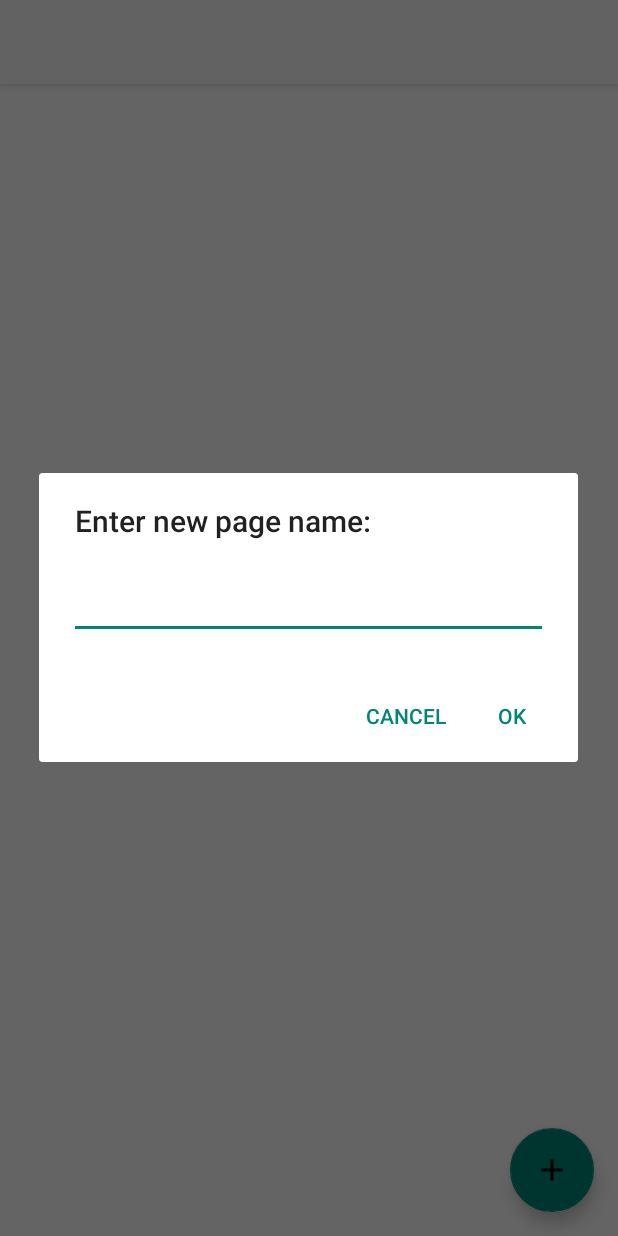
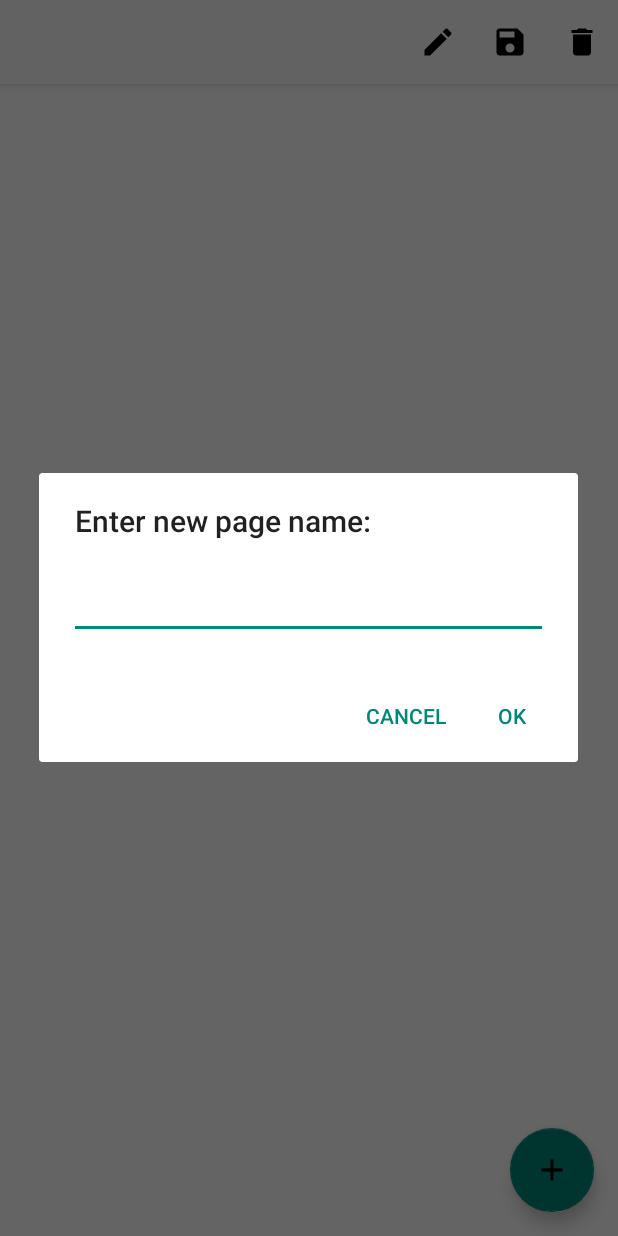
Before and after one commit to kaichun2/BunnyWorld, an Android app: the PageDirectory screen opened directly, with no data from a screen before it, after a tap on an icon or button, on a phone screen of 412 x 824 dp. Run offline under Robolectric (Android 15) with nearby library versions, the phone set to English and light mode, and no system bars; libraries missing offline, so code that uses them is left out: org.json.simple; 9 statements that could not run were skipped.

Commit message:
set up functionality of page directory menu items and added blank square and text resources

```diff
--- a/app/src/main/java/edu/stanford/cs108/bunnyworld/Shape.java
+++ b/app/src/main/java/edu/stanford/cs108/bunnyworld/Shape.java
@@ -51,7 +51,7 @@ public class Shape {
     private static HashMap<String, BitmapDrawable> drawables = new HashMap<>();
     private static BitmapDrawable carrotDrawable, carrot2Drawable, deathDrawable;
     private static BitmapDrawable duckDrawable, fireDrawable, mysticDrawable;
-    private static BitmapDrawable texticonDrawable;
+    private static BitmapDrawable texticonDrawable, greyboxDrawable;
 
 
     public Shape(String name, float x, float y, float width, float height, String script,
@@ -88,6 +88,7 @@ public class Shape {
         fireDrawable = (BitmapDrawable) context.getResources().getDrawable(R.drawable.fire);
         mysticDrawable = (BitmapDrawable) context.getResources().getDrawable(R.drawable.mystic);
         texticonDrawable = (BitmapDrawable) context.getResources().getDrawable(R.drawable.texticon);
+        greyboxDrawable = (BitmapDrawable) context.getResources().getDrawable(R.drawable.greybox);
 
         // initialize drawables hashmap so we can access them by imgName
         drawables.put("carrot", carrotDrawable);
@@ -97,6 +98,7 @@ public class Shape {
         drawables.put("fire", fireDrawable);
         drawables.put("mystic", mysticDrawable);
         drawables.put("texticon", texticonDrawable);
+        drawables.put("greybox", greyboxDrawable);
     }
 
     public static HashMap<String, BitmapDrawable> getDrawables(Context context) {
@@ -328,6 +330,10 @@ public class Shape {
 
     public HashMap<String, String> getCommands() { return commands; }
 
+    public ShapeText getShapeText() {
+        return textObj;
+    }
+
     public static ArrayList<Shape> getAllShapes() { return allShapes; }
 
     // sets script ivar but also parses script
@@ -431,7 +437,8 @@ public class Shape {
 
                 textPaint.setColor(Color.BLACK);
                 textPaint.setTextSize(fontSize);
-                canvas.drawText(text, xLoc, yLoc, textPaint);
+                // TODO: changed xLoc to x and yLoc to y
+                canvas.drawText(text, x, y + fontSize, textPaint);
             }
         }
 
--- /dev/null
+++ b/app/src/main/res/menu/page_dir_editor.xml
@@ -0,0 +1,31 @@
+<?xml version="1.0" encoding="utf-8"?>
+<menu xmlns:android="http://schemas.android.com/apk/res/android"
+    xmlns:app="http://schemas.android.com/apk/res-auto"
+    xmlns:tools="http://schemas.android.com/tools"
+    tools:context=".PageDirectory"
+    >
+    <item
+        android:id="@+id/edit_page"
+        android:title=""
+        android:icon="@drawable/ic_edit_black_24dp"
+        app:showAsAction="ifRoom"
+        android:onClick="editGameName"
+        />
+
+    <item
+        android:id="@+id/save_page"
+        android:title=""
+        android:icon="@drawable/ic_save_black_24dp"
+        app:showAsAction="ifRoom"
+        android:onClick="saveGame"
+        />
+
+    <item
+        android:id="@+id/delete_page"
+        android:title=""
+        android:icon="@drawable/ic_delete_black_24dp"
+        app:showAsAction="ifRoom"
+        android:onClick="deleteGame"
+        />
+
+</menu>
--- a/app/src/main/res/values/strings.xml
+++ b/app/src/main/res/values/strings.xml
@@ -21,4 +21,5 @@
     <string name="default_text_message">Enter text here</string>
     <string name="shape">shape</string>
     <string name="text">Text:</string>
+    <string name="reset_script">Reset Script</string>
 </resources>
```
Also changed, not shown: app/src/main/java/edu/stanford/cs108/bunnyworld/CanvasView.java (+13 -11 lines), app/src/main/java/edu/stanford/cs108/bunnyworld/GameEditor.java (+41 -22 lines), app/src/main/java/edu/stanford/cs108/bunnyworld/PageDirectory.java (+119 -3 lines), app/src/main/res/layout/activity_game_editor.xml (+11 -12 lines), app/src/main/res/drawable/greybox.png (added).
